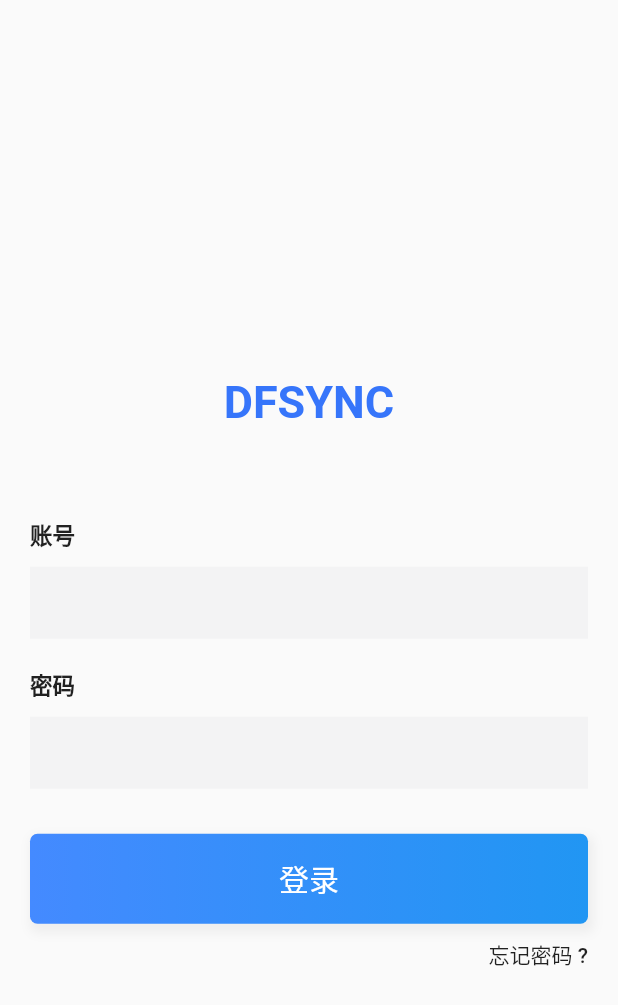
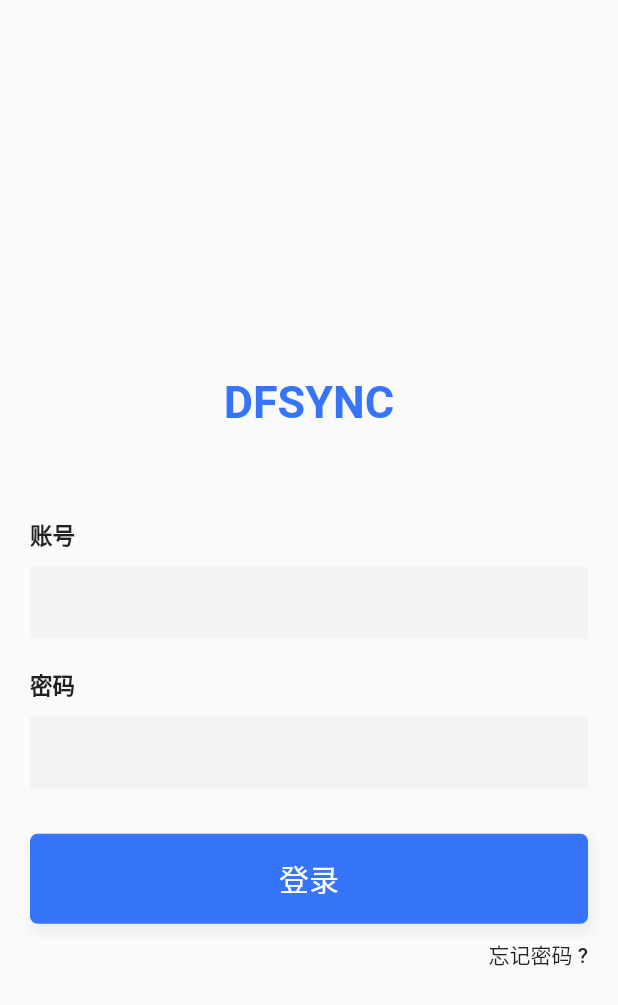
Before and after one commit to Reteyery/dfchat, a Flutter app: the screen it shows after launch, on a phone screen of 412 x 824 dp. Shown: the top 1005 px of the screen. Run offline on Flutter 3.47's test engine with Material 2 defaults, Android fonts, the phone set to English and light mode, and no system bars; our stand-ins replace google_fonts.

Commit message:
Remove useless

```diff
--- a/lib/login/login.dart
+++ b/lib/login/login.dart
@@ -59,10 +59,12 @@ class _LoginPageState extends State<LoginDart> {
                   blurRadius: 5,
                   spreadRadius: 2)
             ],
-            gradient: LinearGradient(
-                begin: Alignment.centerLeft,
-                end: Alignment.centerRight,
-                colors: [Colors.blueAccent, Colors.blue])),
+            color: Const.C_MAIN,
+//            gradient: LinearGradient(
+//                begin: Alignment.centerLeft,
+//                end: Alignment.centerRight,
+//                colors: [Colors.blueAccent, Colors.blue])
+        ),
         child: Text(
           '登录',
           style: TextStyle(fontSize: 20, color: Colors.white),
--- a/lib/widget/fragmentWorkDart.dart
+++ b/lib/widget/fragmentWorkDart.dart
@@ -7,7 +7,6 @@ class FragmentWorkDart extends StatelessWidget{
 
   @override
   Widget build(BuildContext context) {
-    List<String> titleString;
     return new Scaffold(
       appBar: AppBar(
         automaticallyImplyLeading: false, //隐藏返回按钮
```
